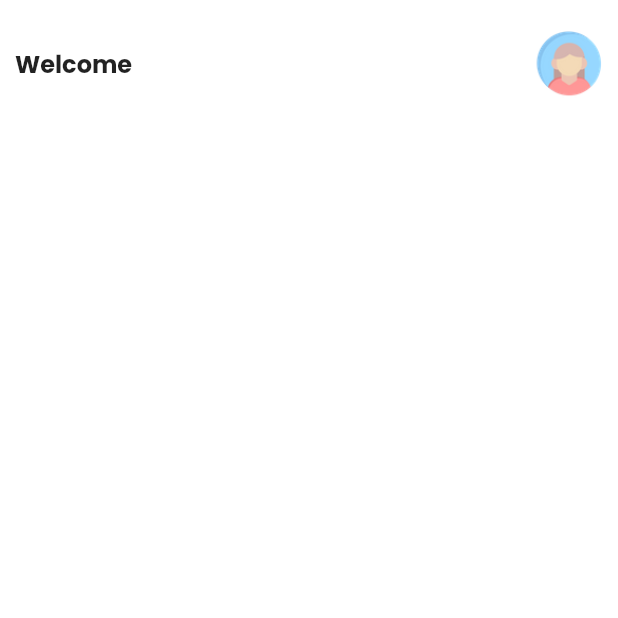
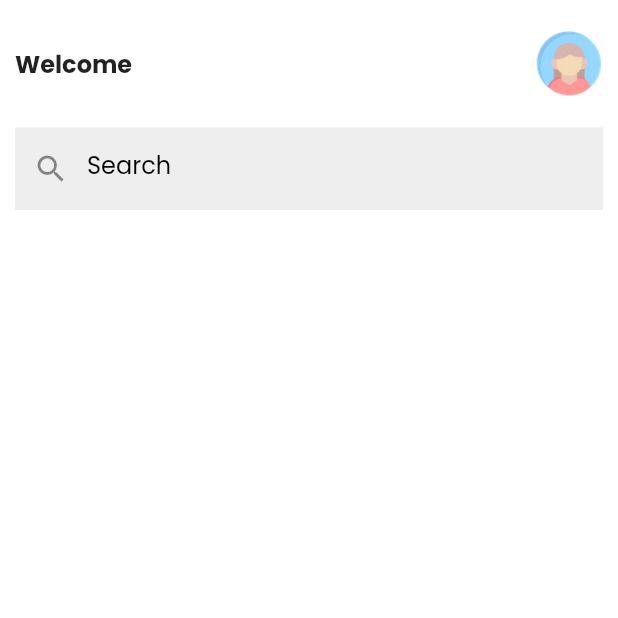
Before and after one commit to Ziber7/Note-App, a Flutter app: the screen it shows after launch, on a phone screen of 412 x 824 dp, the top half of it. Run offline on Flutter 3.47's test engine with Material 2 defaults, Android fonts, the phone set to English and light mode, and no system bars.

Commit message:
Search Bar

```diff
--- /dev/null
+++ b/lib/Screens/components/searchbar.dart
@@ -0,0 +1,36 @@
+import 'package:flutter/material.dart';
+
+
+class SearchBar extends StatelessWidget {
+  const SearchBar({
+    Key? key,
+  }) : super(key: key);
+
+  @override
+  Widget build(BuildContext context) {
+    return Padding(
+      padding: const EdgeInsets.symmetric(horizontal: 10),
+      child: Container(
+        height: 55,
+        decoration: BoxDecoration(
+          color: Colors.grey[200],
+        ),
+        child: TextFormField(
+          decoration:const InputDecoration(
+            prefixIcon: Icon(Icons.search),
+            hintText: "Search",
+            hintStyle: TextStyle(
+              color: Colors.black
+            ),
+            enabledBorder: OutlineInputBorder(
+              borderSide: BorderSide.none,
+            ),
+            focusedBorder: OutlineInputBorder(
+              borderSide: BorderSide.none,
+            ),
+          ),
+        ),
+      ),
+    );
+  }
+}
--- a/lib/Screens/home_screen.dart
+++ b/lib/Screens/home_screen.dart
@@ -1,5 +1,6 @@
 import 'package:flutter/material.dart';
 import 'components/custom_appbar.dart';
+import 'components/searchbar.dart';
 
 class HomeScreen extends StatefulWidget {
   const HomeScreen({ Key? key }) : super(key: key);
@@ -14,7 +15,15 @@ class _HomeScreenState extends State<HomeScreen> {
     return Scaffold(
       backgroundColor: Colors.white,
       body: SafeArea(child: Column(
-        children: [CustomAppBar()],
+        children: [
+          const CustomAppBar(),
+          const SearchBar(),
+          Row(
+            children: [
+
+            ],
+          )
+        ],
       )),
     );
   }
```
